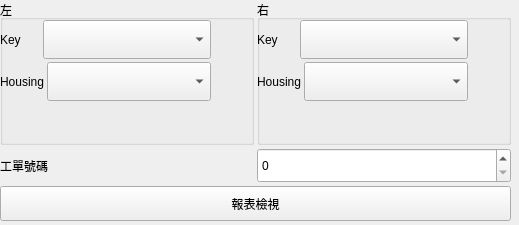
Old version of the form bank-view/frontmaterialselection.ui in the repository smandyscom/front-base-widget.
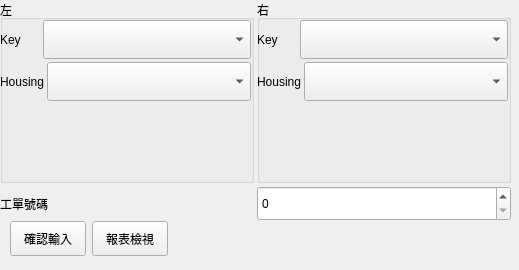
New version of the form.

```diff
--- a/bank-view/frontmaterialselection.ui
+++ b/bank-view/frontmaterialselection.ui
@@ -7,7 +7,7 @@
     <x>0</x>
     <y>0</y>
     <width>519</width>
-    <height>225</height>
+    <height>270</height>
    </rect>
   </property>
   <property name="windowTitle">
@@ -47,7 +47,7 @@
           <rect>
            <x>0</x>
            <y>20</y>
-           <width>211</width>
+           <width>251</width>
            <height>81</height>
           </rect>
          </property>
@@ -150,7 +150,7 @@
           <rect>
            <x>0</x>
            <y>20</y>
-           <width>211</width>
+           <width>251</width>
            <height>81</height>
           </rect>
          </property>
@@ -274,6 +274,31 @@
        </widget>
       </item>
      </layout>
+    </item>
+   </layout>
+  </widget>
+  <widget class="QWidget" name="">
+   <property name="geometry">
+    <rect>
+     <x>10</x>
+     <y>220</y>
+     <width>158</width>
+     <height>37</height>
+    </rect>
+   </property>
+   <layout class="QHBoxLayout" name="horizontalLayout_7">
+    <item>
+     <widget class="QPushButton" name="pushButton">
+      <property name="minimumSize">
+       <size>
+        <width>0</width>
+        <height>35</height>
+       </size>
+      </property>
+      <property name="text">
+       <string>確認輸入</string>
+      </property>
+     </widget>
     </item>
     <item>
      <widget class="QPushButton" name="pushButtonReport">
```
